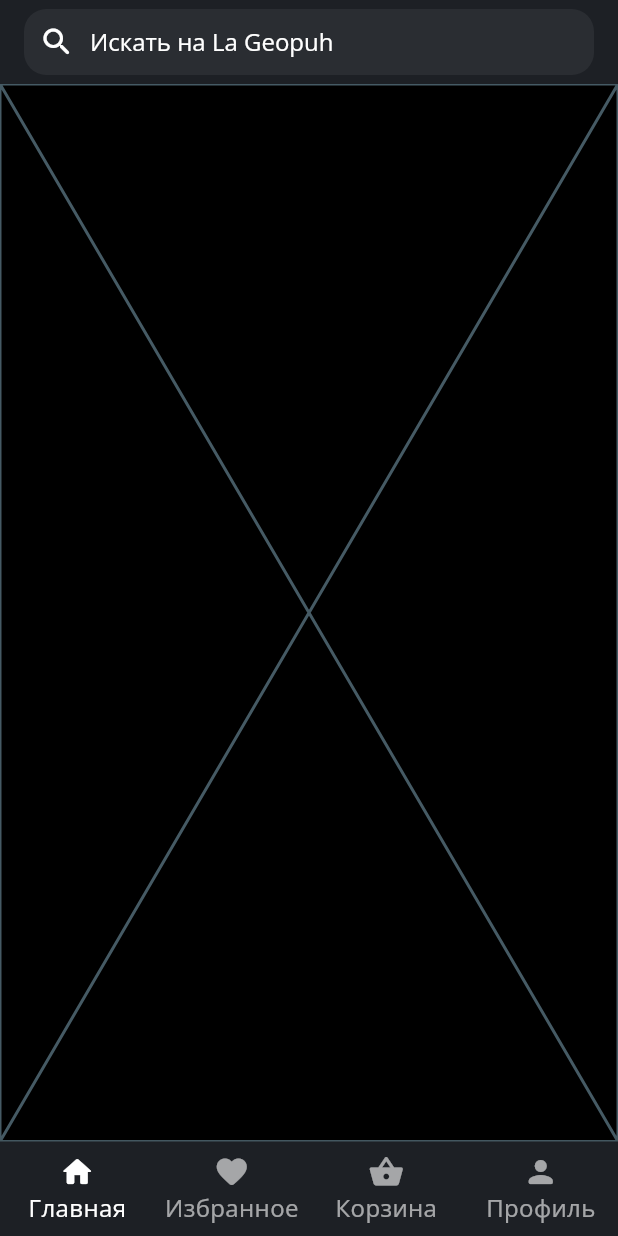
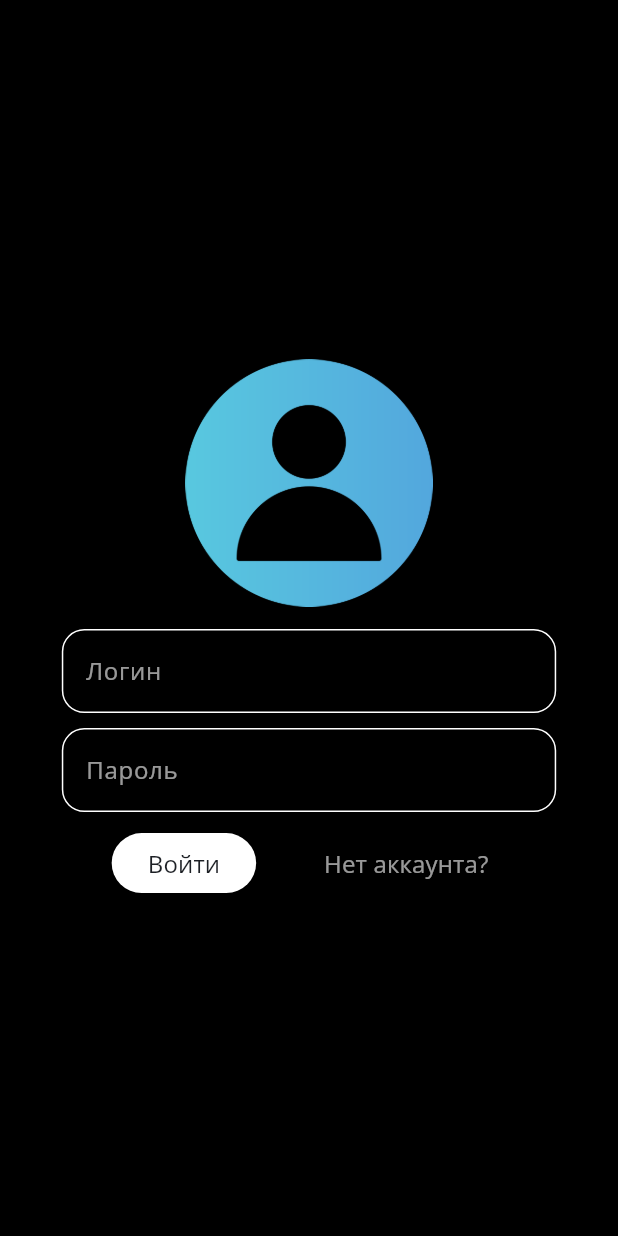
Before and after one commit to ble3dt/la_geopuh, a Flutter app: the screen it shows after launch, on a phone screen of 412 x 824 dp. Run offline on Flutter 3.47's test engine with Material 3 defaults, Android fonts, the light colour scheme and no system bars; our stand-ins replace cloud_firestore, firebase_auth, firebase_core, toast; accounts and stored records are empty.

Commit message:
регистрация и авторизация

```diff
--- /dev/null
+++ b/lib/assets/routes.dart
@@ -0,0 +1,17 @@
+import 'package:la_geopuh/views/landing.dart';
+import 'package:la_geopuh/views/pages/auth_page.dart';
+import 'package:la_geopuh/views/pages/basket_page.dart';
+import 'package:la_geopuh/views/pages/favorite_page.dart';
+import 'package:la_geopuh/views/pages/home_page.dart';
+import 'package:la_geopuh/views/pages/profile_page.dart';
+import 'package:la_geopuh/views/pages/regist_page.dart';
+
+final routes = {
+  "/": (context) => const Landing(),
+  "/home": (context) => const HomePage(),
+  "/auth": (context) => const AuthPage(),
+  "/reg": (context) => const RegistPage(),
+  "/fav": (context) => const FavoritePage(),
+  "/basket": (context) => const BasketPage(),
+  "/profile": (context) => const ProfilePage(),
+};
--- a/lib/assets/themes.dart
+++ b/lib/assets/themes.dart
@@ -20,7 +20,17 @@ ThemeData darkTheme = ThemeData(
     ));
 
 TextStyle labelStyle = const TextStyle(
-    fontFamily: 'Open Sans', fontSize: 16, fontWeight: FontWeight.w500);
+    fontFamily: 'Open Sans', fontSize: 16, fontWeight: FontWeight.w500, color: regular);
+
+TextStyle buttonTextStyle = const TextStyle(
+    fontFamily: 'Open Sans', fontSize: 16, fontWeight: FontWeight.w500, color: foreground);
+
+TextStyle transparentLabelStyle = TextStyle(
+    fontFamily: 'Open Sans', fontSize: 16, fontWeight: FontWeight.w500, color: regular.withOpacity(0.6));
 
 TextStyle headerStyle = const TextStyle(
     fontFamily: 'Open Sans', fontSize: 30, fontWeight: FontWeight.w600);
+
+ButtonStyle accentButton = const ButtonStyle(
+  backgroundColor: MaterialStatePropertyAll(regular),
+);
--- /dev/null
+++ b/lib/data/auth/user.dart
@@ -0,0 +1,9 @@
+import 'package:firebase_auth/firebase_auth.dart';
+
+class UserModel {
+  String? id;
+
+  UserModel.fromFirebase(User user) {
+    id = user.uid;
+  }
+}
--- a/lib/main.dart
+++ b/lib/main.dart
@@ -1,7 +1,9 @@
 import 'package:flutter/material.dart';
+import 'package:firebase_core/firebase_core.dart';
+import 'package:la_geopuh/assets/routes.dart';
 import 'package:la_geopuh/assets/themes.dart';
-import 'package:la_geopuh/views/pages/home_page.dart';
-import 'package:firebase_core/firebase_core.dart';
+import 'package:la_geopuh/data/auth/user_service.dart';
+import 'package:provider/provider.dart';
 
 void main() async {
   WidgetsFlutterBinding.ensureInitialized();
@@ -18,14 +20,17 @@ void main() async {
 class MyApp extends StatelessWidget {
   const MyApp({super.key});
 
-  // This widget is the root of your application.
   @override
   Widget build(BuildContext context) {
-    return MaterialApp(
-      title: 'Flutter Demo',
-      theme: darkTheme,
-      debugShowCheckedModeBanner: false,
-      home: const HomePage(),
+    return StreamProvider.value(
+      initialData: null,
+      value: AuthService().currentUser,
+      child: MaterialApp(
+        debugShowCheckedModeBanner: false,
+        theme: darkTheme,
+        initialRoute: "/",
+        routes: routes,
+      ),
     );
   }
 }
--- /dev/null
+++ b/lib/views/landing.dart
@@ -0,0 +1,17 @@
+import 'package:flutter/material.dart';
+import 'package:la_geopuh/data/auth/user.dart';
+import 'package:la_geopuh/views/pages/auth_page.dart';
+import 'package:la_geopuh/views/pages/home_page.dart';
+import 'package:provider/provider.dart';
+
+class Landing extends StatelessWidget {
+  const Landing({super.key});
+
+  @override
+  Widget build(BuildContext context) {
+    final UserModel? userModel = Provider.of<UserModel?>(context);
+    final bool isAuthed = userModel != null;
+
+    return isAuthed ? const HomePage() : const AuthPage();
+  }
+}
--- /dev/null
+++ b/lib/views/pages/auth_page.dart
@@ -0,0 +1,131 @@
+import 'package:flutter/material.dart';
+import 'package:la_geopuh/assets/colors.dart';
+import 'package:la_geopuh/assets/themes.dart';
+import 'package:la_geopuh/data/auth/user_service.dart';
+import 'package:toast/toast.dart';
+
+class AuthPage extends StatefulWidget {
+  const AuthPage({super.key});
+
+  @override
+  State<AuthPage> createState() => _AuthPageState();
+}
+
+TextEditingController loginController = TextEditingController();
+TextEditingController passwordController = TextEditingController();
+
+AuthService authService = AuthService();
+
+class _AuthPageState extends State<AuthPage> {
+  @override
+  Widget build(BuildContext context) {
+    ToastContext().init(context);
+    return Scaffold(
+      body: SafeArea(
+        child: Center(
+          child: SizedBox(
+            width: MediaQuery.of(context).size.width * 0.8,
+            child: SingleChildScrollView(
+              physics: const BouncingScrollPhysics(),
+              child: Column(
+                mainAxisAlignment: MainAxisAlignment.center,
+                children: [
+                  Padding(
+                      padding: const EdgeInsets.all(15),
+                      child: SizedBox(
+                          height: MediaQuery.of(context).size.height * 0.2,
+                          width: MediaQuery.of(context).size.height * 0.2,
+                          child: Image.asset("lib/assets/pics/proficon.png"))),
+                  TextField(
+                    controller: loginController,
+                    cursorColor: regular.withOpacity(0.6),
+                    style: labelStyle,
+                    decoration: InputDecoration(
+                      label: const Text("Логин"),
+                      labelStyle: transparentLabelStyle,
+                      border: OutlineInputBorder(
+                        borderRadius: BorderRadius.circular(15),
+                        borderSide: const BorderSide(color: accent_1),
+                      ),
+                      focusedBorder: OutlineInputBorder(
+                        borderRadius: BorderRadius.circular(15),
+                        borderSide: const BorderSide(color: accent_2),
+                      ),
+                      enabledBorder: OutlineInputBorder(
+                        borderRadius: BorderRadius.circular(15),
+                        borderSide: const BorderSide(color: regular),
+                      ),
+                    ),
+                  ),
+                  const SizedBox(
+                    height: 10,
+                  ),
+                  TextField(
+                    controller: passwordController,
+                    cursorColor: regular.withOpacity(0.6),
+                    style: labelStyle,
+                    decoration: InputDecoration(
+                      label: const Text("Пароль"),
+                      labelStyle: transparentLabelStyle,
+                      border: OutlineInputBorder(
+                        borderRadius: BorderRadius.circular(15),
+                        borderSide: const BorderSide(color: accent_1),
+                      ),
+                      focusedBorder: OutlineInputBorder(
+                        borderRadius: BorderRadius.circular(15),
+                        borderSide: const BorderSide(color: accent_2),
+                      ),
+                      enabledBorder: OutlineInputBorder(
+                        borderRadius: BorderRadius.circular(15),
+                        borderSide: const BorderSide(color: regular),
+                      ),
+                    ),
+                  ),
+                  const SizedBox(
+                    height: 10,
+                  ),
+                  Row(
+                    mainAxisAlignment: MainAxisAlignment.spaceEvenly,
+                    children: [
+                      ElevatedButton(
+                        onPressed: () async {
+                          if (loginController.text.isEmpty ||
+                              passwordController.text.isEmpty) {
+                            Toast.show("Заполните все поля");
+                          } else {
+                            var user = await authService.signIn(
+                                loginController.text, passwordController.text);
+                            if (user == null) {
+                              Toast.show("Пользователя не существует");
+                            } else {
+                              Navigator.popAndPushNamed(context, "/");
+                              Toast.show("Вы успешно вошли");
+                            }
+                          }
+                        },
+                        style: accentButton,
+                        child: Text(
+                          "Войти",
+                          style: buttonTextStyle,
+                        ),
+                      ),
+                      TextButton(
+                        onPressed: () {
+                          Navigator.pushNamed(context, "/reg");
+                        },
+                        child: Text(
+                          "Нет аккаунта?",
+                          style: transparentLabelStyle,
+                        ),
+                      )
+                    ],
+                  )
+                ],
+              ),
+            ),
+          ),
+        ),
+      ),
+    );
+  }
+}
--- a/pubspec.yaml
+++ b/pubspec.yaml
@@ -49,6 +49,7 @@ dev_dependencies:
   intl: ^0.19.0
   toast: ^0.3.0
 
+
   # The "flutter_lints" package below contains a set of recommended lints to
   # encourage good coding practices. The lint set provided by the package is
   # activated in the `analysis_options.yaml` file located at the root of your
@@ -68,7 +69,8 @@ flutter:
   uses-material-design: true
 
   # To add assets to your application, add an assets section, like this:
-  # assets:
+  assets:
+    - lib/assets/pics/proficon.png
   #   - images/a_dot_burr.jpeg
   #   - images/a_dot_ham.jpeg
 
```
Also changed, not shown: lib/data/auth/user_service.dart (added, +46 -0 lines), lib/data/firebase_firestore/profile_collection.dart (added, +59 -0 lines), lib/views/pages/regist_page.dart (added, +225 -0 lines), lib/assets/pics/proficon.png (added), pubspec.lock.
